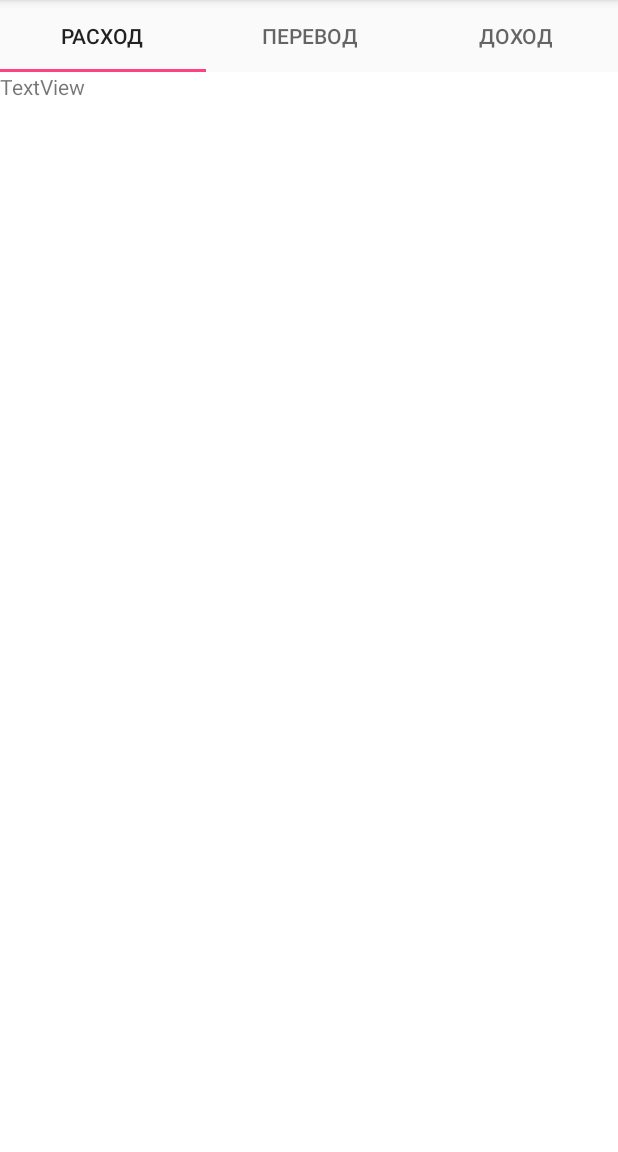
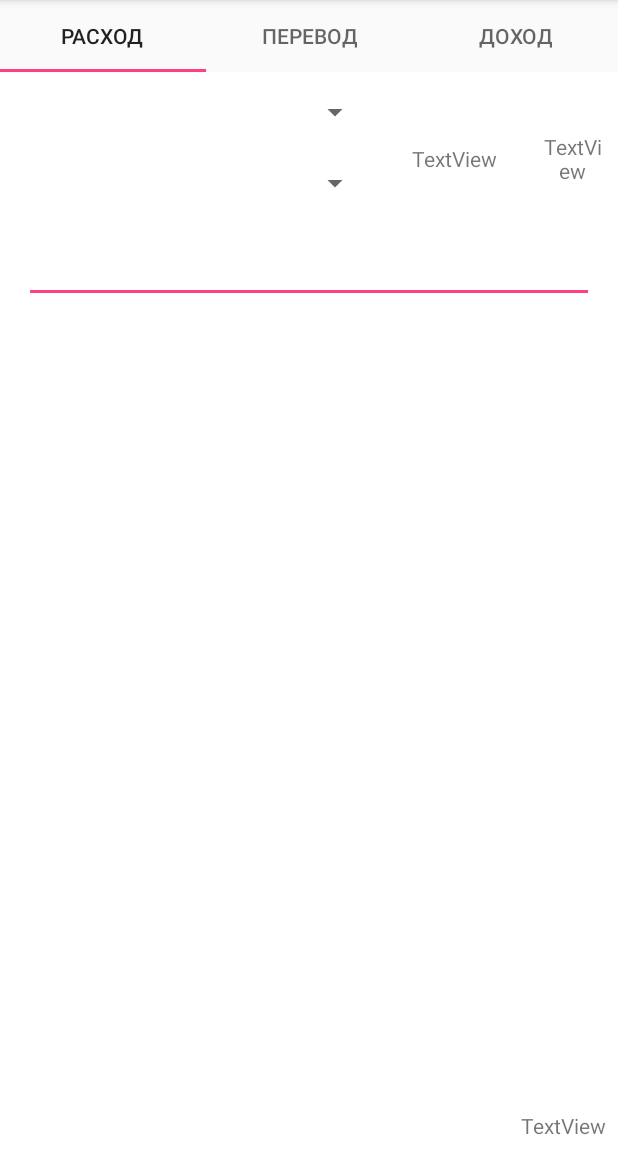
Before and after one commit to Inzevision/TrueCalc, an Android app: the AddOperationActivity screen opened directly, with no data from a screen before it, on a phone screen of 412 x 824 dp, the part 84-1236 px from its top. Run offline under Robolectric (Android 15) with nearby library versions, the phone set to English and light mode, and no system bars.

Commit message:
minor change

```diff
--- a/app/src/main/res/layout/activity_add_operation.xml
+++ b/app/src/main/res/layout/activity_add_operation.xml
@@ -10,7 +10,8 @@
     <android.support.design.widget.TabLayout
         android:id="@+id/sliding_tabs"
         android:layout_width="match_parent"
-        android:layout_height="wrap_content">
+        android:layout_height="wrap_content"
+        app:tabIndicatorColor="@color/colorAccent">
 
     </android.support.design.widget.TabLayout>
 
--- a/app/src/main/res/layout/fragment_page.xml
+++ b/app/src/main/res/layout/fragment_page.xml
@@ -1,6 +1,7 @@
 <?xml version="1.0" encoding="utf-8"?>
-<android.support.constraint.ConstraintLayout
-    xmlns:android="http://schemas.android.com/apk/res/android"
+<android.support.constraint.ConstraintLayout xmlns:android="http://schemas.android.com/apk/res/android"
+    xmlns:app="http://schemas.android.com/apk/res-auto"
+    xmlns:tools="http://schemas.android.com/tools"
     android:layout_width="match_parent"
     android:layout_height="match_parent"
     android:gravity="center">
@@ -9,5 +10,105 @@
         android:id="@+id/textView5"
         android:layout_width="wrap_content"
         android:layout_height="wrap_content"
-        android:text="TextView" />
+        android:layout_marginBottom="8dp"
+        android:layout_marginEnd="8dp"
+        android:text="TextView"
+        app:layout_constraintBottom_toBottomOf="parent"
+        app:layout_constraintEnd_toEndOf="parent" />
+
+    <Spinner
+        android:id="@+id/spinner"
+        android:layout_width="0dp"
+        android:layout_height="wrap_content"
+        app:layout_constraintEnd_toStartOf="@+id/guideline12"
+        app:layout_constraintStart_toStartOf="@+id/guideline8"
+        app:layout_constraintTop_toTopOf="@+id/guideline10" />
+
+    <TextView
+        android:id="@+id/textView6"
+        android:layout_width="0dp"
+        android:layout_height="0dp"
+        android:gravity="center"
+        android:text="TextView"
+        app:layout_constraintBottom_toTopOf="@+id/guideline13"
+        app:layout_constraintEnd_toStartOf="@+id/guideline11"
+        app:layout_constraintStart_toStartOf="@+id/guideline12"
+        app:layout_constraintTop_toTopOf="@+id/guideline10" />
+
+    <TextView
+        android:id="@+id/textView7"
+        android:layout_width="0dp"
+        android:layout_height="0dp"
+        android:gravity="center"
+        android:text="TextView"
+        app:layout_constraintBottom_toTopOf="@+id/guideline13"
+        app:layout_constraintEnd_toStartOf="@+id/guideline9"
+        app:layout_constraintStart_toStartOf="@+id/guideline11"
+        app:layout_constraintTop_toTopOf="@+id/guideline10" />
+
+    <Spinner
+        android:id="@+id/spinner2"
+        android:layout_width="0dp"
+        android:layout_height="wrap_content"
+        android:layout_marginTop="8dp"
+        app:layout_constraintBottom_toTopOf="@+id/guideline13"
+        app:layout_constraintEnd_toStartOf="@+id/guideline12"
+        app:layout_constraintStart_toStartOf="@+id/guideline8"
+        app:layout_constraintTop_toBottomOf="@+id/spinner" />
+
+    <EditText
+        android:id="@+id/editText2"
+        android:layout_width="0dp"
+        android:layout_height="wrap_content"
+        android:layout_marginEnd="8dp"
+        android:layout_marginStart="8dp"
+        android:layout_marginTop="8dp"
+        android:ems="10"
+        android:inputType="textMultiLine"
+        app:layout_constraintEnd_toStartOf="@+id/guideline9"
+        app:layout_constraintStart_toStartOf="@+id/guideline8"
+        app:layout_constraintTop_toTopOf="@+id/guideline13" />
+
+    <android.support.constraint.Guideline
+        android:id="@+id/guideline8"
+        android:layout_width="wrap_content"
+        android:layout_height="wrap_content"
+        android:orientation="vertical"
+        app:layout_constraintGuide_percent="0.02" />
+
+    <android.support.constraint.Guideline
+        android:id="@+id/guideline9"
+        android:layout_width="wrap_content"
+        android:layout_height="wrap_content"
+        android:orientation="vertical"
+        app:layout_constraintGuide_percent="0.98" />
+
+    <android.support.constraint.Guideline
+        android:id="@+id/guideline10"
+        android:layout_width="wrap_content"
+        android:layout_height="wrap_content"
+        android:orientation="horizontal"
+        app:layout_constraintGuide_percent="0.02" />
+
+    <android.support.constraint.Guideline
+        android:id="@+id/guideline11"
+        android:layout_width="wrap_content"
+        android:layout_height="wrap_content"
+        android:orientation="vertical"
+        app:layout_constraintGuide_percent="0.87" />
+
+    <android.support.constraint.Guideline
+        android:id="@+id/guideline12"
+        android:layout_width="wrap_content"
+        android:layout_height="wrap_content"
+        android:orientation="vertical"
+        app:layout_constraintGuide_percent="0.6" />
+
+    <android.support.constraint.Guideline
+        android:id="@+id/guideline13"
+        android:layout_width="wrap_content"
+        android:layout_height="wrap_content"
+        android:orientation="horizontal"
+        app:layout_constraintGuide_percent="0.14" />
+
 </android.support.constraint.ConstraintLayout>
--- a/app/src/main/res/values/colors.xml
+++ b/app/src/main/res/values/colors.xml
@@ -2,5 +2,5 @@
 <resources>
     <color name="colorPrimary">#3f51b5</color>
     <color name="colorPrimaryDark">#303F9F</color>
-    <color name="colorAccent">#FF4081</color>
+    <color name="colorAccent">#ff4081</color>
 </resources>
```
